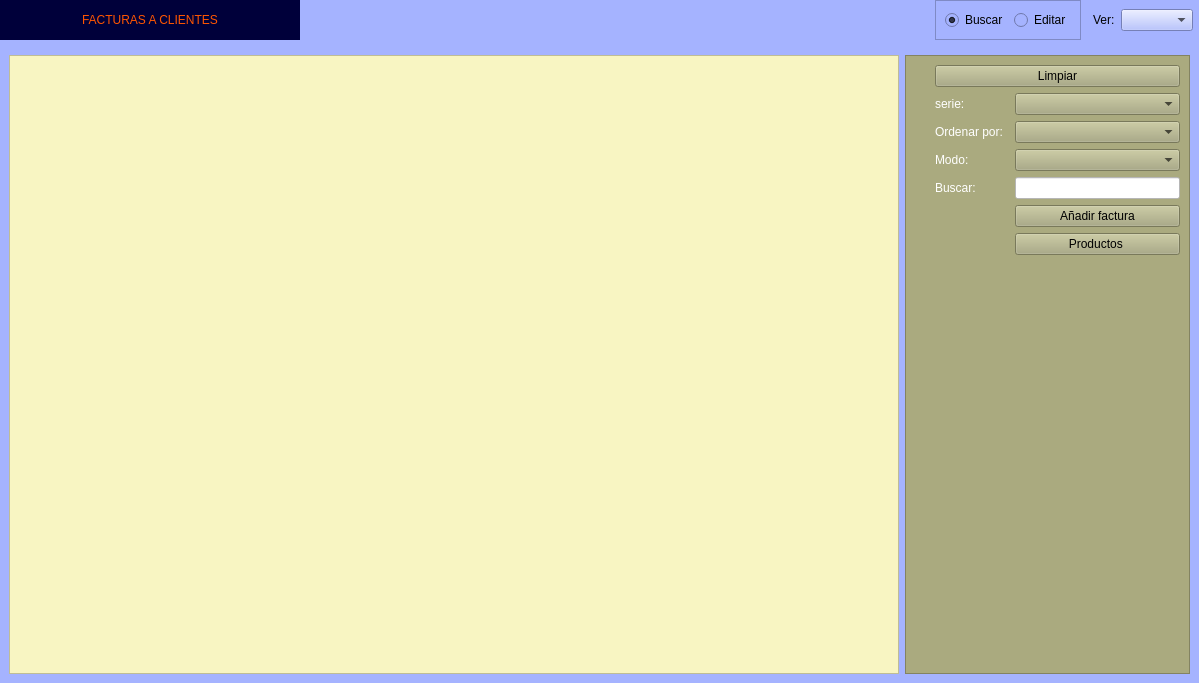
The window that Zona_Ventas/frmfacturas.ui (arcnexus/RedFoX) describes before a commit, drawn with Qt 5.
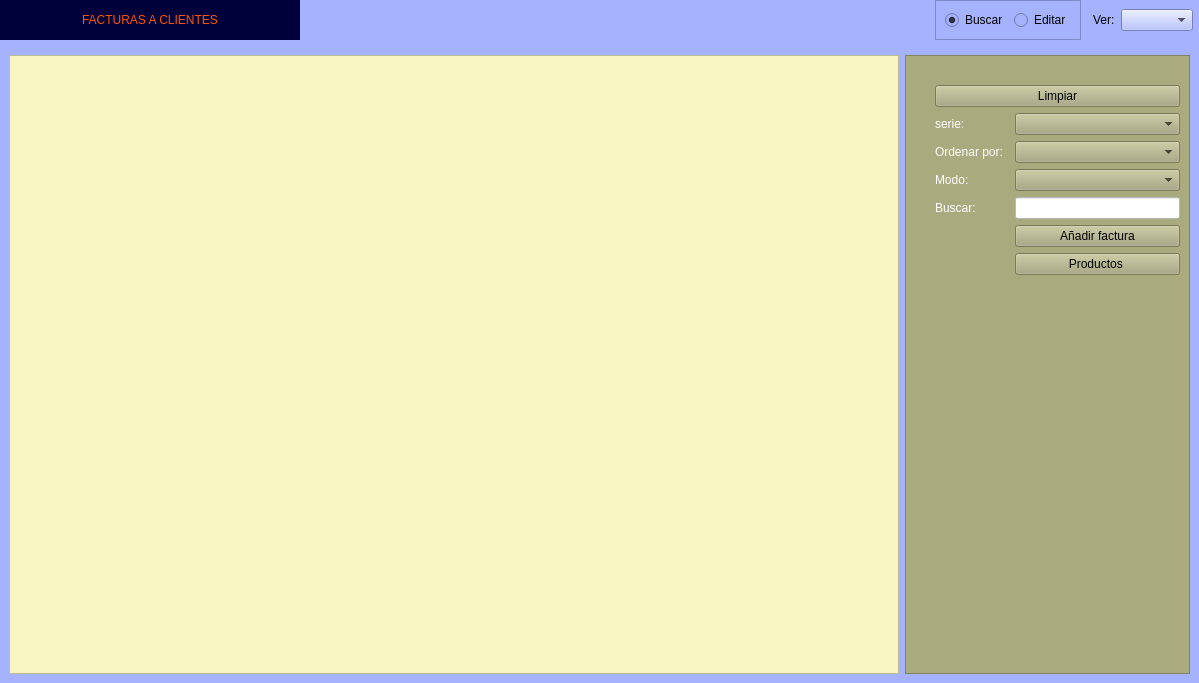
The same window after the commit. Icons and pictures are not drawn.

The edit to the form file:
```diff
--- a/Zona_Ventas/frmfacturas.ui
+++ b/Zona_Ventas/frmfacturas.ui
@@ -2564,7 +2564,7 @@
           <number>0</number>
          </property>
          <layout class="QGridLayout" name="gridLayout_7">
-          <item row="4" column="2">
+          <item row="5" column="2">
            <widget class="QLabel" name="label_70">
             <property name="styleSheet">
              <string notr="true">color: rgb(255, 255, 255);</string>
@@ -2574,14 +2574,14 @@
             </property>
            </widget>
           </item>
-          <item row="1" column="4">
+          <item row="2" column="4">
            <widget class="QComboBox" name="cboseries">
             <property name="autoFillBackground">
              <bool>false</bool>
             </property>
            </widget>
           </item>
-          <item row="5" column="4">
+          <item row="6" column="4">
            <widget class="QPushButton" name="btnAnadir_2">
             <property name="autoFillBackground">
              <bool>false</bool>
@@ -2601,7 +2601,7 @@
             </property>
            </widget>
           </item>
-          <item row="0" column="2" colspan="3">
+          <item row="1" column="2" colspan="3">
            <widget class="QPushButton" name="btnClear">
             <property name="autoFillBackground">
              <bool>false</bool>
@@ -2615,7 +2615,7 @@
             </property>
            </widget>
           </item>
-          <item row="1" column="2">
+          <item row="2" column="2">
            <widget class="QLabel" name="label_38">
             <property name="styleSheet">
              <string notr="true">color: rgb(255, 255, 255);</string>
@@ -2625,7 +2625,14 @@
             </property>
            </widget>
           </item>
-          <item row="7" column="0">
+          <item row="5" column="4">
+           <widget class="QLineEdit" name="txtBuscar">
+            <property name="styleSheet">
+             <string notr="true">background-color: rgb(255, 255, 255);</string>
+            </property>
+           </widget>
+          </item>
+          <item row="8" column="0">
            <spacer name="verticalSpacer_5">
             <property name="orientation">
              <enum>Qt::Vertical</enum>
@@ -2638,21 +2645,14 @@
             </property>
            </spacer>
           </item>
-          <item row="4" column="4">
-           <widget class="QLineEdit" name="txtBuscar">
-            <property name="styleSheet">
-             <string notr="true">background-color: rgb(255, 255, 255);</string>
-            </property>
-           </widget>
-          </item>
-          <item row="2" column="4">
+          <item row="3" column="4">
            <widget class="QComboBox" name="cboBuscar">
             <property name="autoFillBackground">
              <bool>false</bool>
             </property>
            </widget>
           </item>
-          <item row="6" column="4">
+          <item row="7" column="4">
            <widget class="QPushButton" name="btnArticulos">
             <property name="text">
              <string>Productos </string>
@@ -2663,7 +2663,7 @@
             </property>
            </widget>
           </item>
-          <item row="2" column="2">
+          <item row="3" column="2">
            <widget class="QLabel" name="label_37">
             <property name="styleSheet">
              <string notr="true">color: rgb(255, 255, 255);</string>
@@ -2673,7 +2673,7 @@
             </property>
            </widget>
           </item>
-          <item row="3" column="2">
+          <item row="4" column="2">
            <widget class="QLabel" name="label_39">
             <property name="styleSheet">
              <string notr="true">color: rgb(255, 255, 255);</string>
@@ -2683,9 +2683,19 @@
             </property>
            </widget>
           </item>
-          <item row="3" column="4">
+          <item row="4" column="4">
            <widget class="QComboBox" name="cboModo"/>
           </item>
+          <item row="0" column="4">
+           <widget class="QLabel" name="label_40">
+            <property name="text">
+             <string/>
+            </property>
+            <property name="pixmap">
+             <pixmap resource="../maya.qrc">:/Icons/PNG/busca_filtra.png</pixmap>
+            </property>
+           </widget>
+          </item>
          </layout>
         </widget>
        </item>
```
Left out of the diff: 15 changed lines with no effect on the pictures.
